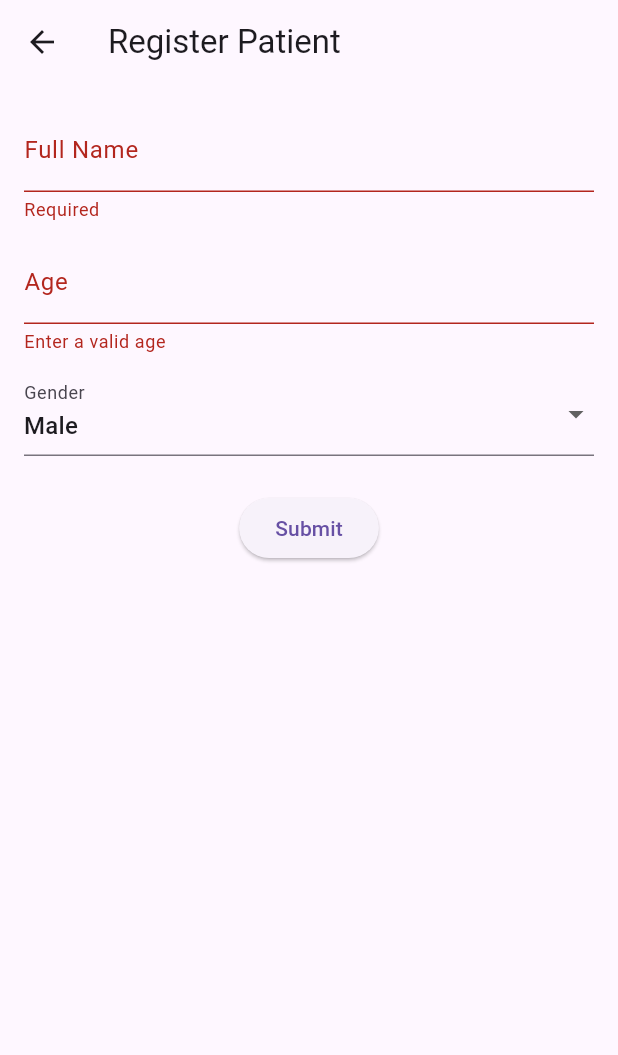
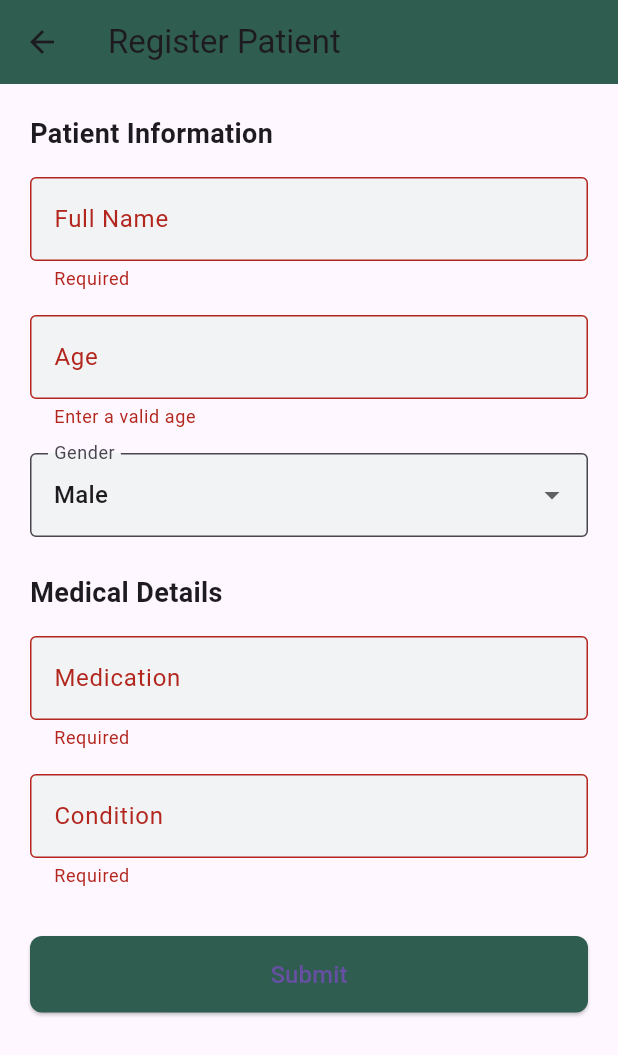
Before and after one commit to xxiimcha/meditrack, a Flutter app: the screen it shows after launch, after a tap on "Proceed to Form", after a tap on "Submit", on a phone screen of 412 x 824 dp. Shown: the top 1055 px of the screen. Run offline on Flutter 3.47's test engine with Material 3 defaults, Android fonts, the phone set to English and light mode, and no system bars; our stand-ins replace cloud_firestore, firebase_auth, firebase_core; accounts and stored records are empty; network calls fail.

Commit message:
Patient Registration added

```diff
--- a/lib/screens/home_screen.dart
+++ b/lib/screens/home_screen.dart
@@ -2,6 +2,8 @@ import 'package:flutter/material.dart';
 import 'package:http/http.dart' as http;
 import 'dart:convert';
 import '../widgets/custom_bottom_navbar.dart';
+import 'package:cloud_firestore/cloud_firestore.dart';
+import 'package:firebase_auth/firebase_auth.dart'; // ✅ for getting current user
 
 class HomeScreen extends StatefulWidget {
   @override
@@ -11,14 +13,17 @@ class HomeScreen extends StatefulWidget {
 class _HomeScreenState extends State<HomeScreen> {
   List<dynamic> predictions = [];
   bool isLoading = true;
-  bool hasPatients = false; // 🔸 Simulated patient check
+  String userName = "Loading..."; // 👈 Default until fetched
 
   Future<void> checkPatientsAndLoad() async {
-    // 🔸 Simulated check (replace with Firestore/your DB logic)
     setState(() => isLoading = true);
 
-    await Future.delayed(const Duration(milliseconds: 500)); // Simulate async
-    if (!hasPatients) {
+    try {
+      await fetchUserName(); // ✅ Get user name before checking patients
+
+      final snapshot = await FirebaseFirestore.instance.collection('patients').get();
+
+      if (snapshot.docs.isEmpty) {
         showDialog(
           context: context,
           barrierDismissible: false,
@@ -29,7 +34,7 @@ class _HomeScreenState extends State<HomeScreen> {
               TextButton(
                 onPressed: () {
                   Navigator.pop(context);
-                Navigator.pushNamed(context, '/patient_form'); // 🔸 Route to form
+                  Navigator.pushNamed(context, '/patient_form');
                 },
                 child: const Text('Proceed to Form'),
               ),
@@ -39,8 +44,27 @@ class _HomeScreenState extends State<HomeScreen> {
       } else {
         await getPredictions();
       }
+    } catch (e) {
+      print('Error checking patients: $e');
+    }
 
     setState(() => isLoading = false);
+  }
+
+  Future<void> fetchUserName() async {
+    try {
+      final user = FirebaseAuth.instance.currentUser;
+      if (user != null) {
+        final doc = await FirebaseFirestore.instance.collection('users').doc(user.uid).get();
+        if (doc.exists) {
+          setState(() {
+            userName = "${doc['first_name']} ${doc['last_name']}";
+          });
+        }
+      }
+    } catch (e) {
+      print('Error fetching user name: $e');
+    }
   }
 
   Future<void> getPredictions() async {
@@ -80,24 +104,24 @@ class _HomeScreenState extends State<HomeScreen> {
         backgroundColor: Colors.transparent,
         elevation: 0,
         toolbarHeight: 80,
-        leading: Padding(
-          padding: const EdgeInsets.only(left: 16.0),
+        leading: const Padding(
+          padding: EdgeInsets.only(left: 16.0),
           child: CircleAvatar(
             backgroundImage: NetworkImage('https://via.placeholder.com/150'),
             radius: 25,
           ),
         ),
-        title: const Text(
-          "Hello, Jane Doe",
-          style: TextStyle(
+        title: Text(
+          "Hello, $userName",
+          style: const TextStyle(
             fontSize: 20,
             fontWeight: FontWeight.bold,
             color: Colors.black,
           ),
         ),
-        actions: [
+        actions: const [
           Padding(
-            padding: const EdgeInsets.only(right: 16.0),
+            padding: EdgeInsets.only(right: 16.0),
             child: Icon(Icons.notifications, color: Colors.black),
           ),
         ],
@@ -116,7 +140,8 @@ class _HomeScreenState extends State<HomeScreen> {
                         style: TextStyle(
                           fontSize: 18,
                           fontWeight: FontWeight.bold,
-                            color: Colors.black),
+                          color: Colors.black,
+                        ),
                       ),
                       const SizedBox(height: 10),
                       Expanded(
@@ -133,8 +158,7 @@ class _HomeScreenState extends State<HomeScreen> {
                                   style: const TextStyle(fontWeight: FontWeight.bold),
                                 ),
                                 subtitle: Text("Adherence: ${medication['Adherence']}"),
-                                leading:
-                                    const Icon(Icons.medical_services, color: Colors.green),
+                                leading: const Icon(Icons.medical_services, color: Colors.green),
                               ),
                             );
                           },
--- a/lib/screens/patient_form_screen.dart
+++ b/lib/screens/patient_form_screen.dart
@@ -1,5 +1,6 @@
 import 'package:flutter/material.dart';
 import 'package:cloud_firestore/cloud_firestore.dart';
+import 'package:firebase_auth/firebase_auth.dart';
 
 class PatientFormScreen extends StatefulWidget {
   const PatientFormScreen({Key? key}) : super(key: key);
@@ -12,8 +13,10 @@ class _PatientFormScreenState extends State<PatientFormScreen> {
   final _formKey = GlobalKey<FormState>();
   final _nameController = TextEditingController();
   final _ageController = TextEditingController();
+  final _medicationController = TextEditingController();
+  final _conditionController = TextEditingController();
+
   String _gender = 'Male';
-
   bool _isLoading = false;
 
   Future<void> _submitPatient() async {
@@ -22,10 +25,17 @@ class _PatientFormScreenState extends State<PatientFormScreen> {
     setState(() => _isLoading = true);
 
     try {
+      final user = FirebaseAuth.instance.currentUser;
+
+      if (user == null) throw Exception('User not logged in');
+
       await FirebaseFirestore.instance.collection('patients').add({
+        'user_id': user.uid,
         'name': _nameController.text.trim(),
         'age': int.parse(_ageController.text),
         'gender': _gender,
+        'medication': _medicationController.text.trim(),
+        'condition': _conditionController.text.trim(),
         'created_at': Timestamp.now(),
       });
 
@@ -33,7 +43,7 @@ class _PatientFormScreenState extends State<PatientFormScreen> {
         const SnackBar(content: Text('Patient registered successfully')),
       );
 
-      Navigator.pop(context); // Back to HomeScreen
+      Navigator.pop(context);
     } catch (e) {
       print('Error saving patient: $e');
       ScaffoldMessenger.of(context).showSnackBar(
@@ -47,30 +57,54 @@ class _PatientFormScreenState extends State<PatientFormScreen> {
   @override
   Widget build(BuildContext context) {
     return Scaffold(
-      appBar: AppBar(title: const Text('Register Patient')),
-      body: Padding(
-        padding: const EdgeInsets.all(16),
+      appBar: AppBar(
+        title: const Text('Register Patient'),
+        backgroundColor: const Color(0xFF2F5D50),
+      ),
+      body: SingleChildScrollView(
+        padding: const EdgeInsets.all(20),
         child: Form(
           key: _formKey,
           child: Column(
+            crossAxisAlignment: CrossAxisAlignment.start,
             children: [
+              const Text(
+                "Patient Information",
+                style: TextStyle(fontSize: 18, fontWeight: FontWeight.bold),
+              ),
+              const SizedBox(height: 16),
               TextFormField(
                 controller: _nameController,
-                decoration: const InputDecoration(labelText: 'Full Name'),
+                decoration: const InputDecoration(
+                  labelText: 'Full Name',
+                  border: OutlineInputBorder(),
+                  filled: true,
+                  fillColor: Color(0xFFF1F3F4),
+                ),
                 validator: (value) => value!.isEmpty ? 'Required' : null,
               ),
-              const SizedBox(height: 12),
+              const SizedBox(height: 16),
               TextFormField(
                 controller: _ageController,
-                decoration: const InputDecoration(labelText: 'Age'),
+                decoration: const InputDecoration(
+                  labelText: 'Age',
+                  border: OutlineInputBorder(),
+                  filled: true,
+                  fillColor: Color(0xFFF1F3F4),
+                ),
                 keyboardType: TextInputType.number,
                 validator: (value) =>
                     value == null || int.tryParse(value) == null ? 'Enter a valid age' : null,
               ),
-              const SizedBox(height: 12),
+              const SizedBox(height: 16),
               DropdownButtonFormField<String>(
                 value: _gender,
-                decoration: const InputDecoration(labelText: 'Gender'),
+                decoration: const InputDecoration(
+                  labelText: 'Gender',
+                  border: OutlineInputBorder(),
+                  filled: true,
+                  fillColor: Color(0xFFF1F3F4),
+                ),
                 items: const [
                   DropdownMenuItem(value: 'Male', child: Text('Male')),
                   DropdownMenuItem(value: 'Female', child: Text('Female')),
@@ -78,11 +112,51 @@ class _PatientFormScreenState extends State<PatientFormScreen> {
                 onChanged: (val) => setState(() => _gender = val!),
               ),
               const SizedBox(height: 24),
-              ElevatedButton(
-                onPressed: _isLoading ? null : _submitPatient,
-                child: _isLoading
-                    ? const CircularProgressIndicator(color: Colors.white)
-                    : const Text('Submit'),
+              const Text(
+                "Medical Details",
+                style: TextStyle(fontSize: 18, fontWeight: FontWeight.bold),
+              ),
+              const SizedBox(height: 16),
+              TextFormField(
+                controller: _medicationController,
+                decoration: const InputDecoration(
+                  labelText: 'Medication',
+                  border: OutlineInputBorder(),
+                  filled: true,
+                  fillColor: Color(0xFFF1F3F4),
+                ),
+                validator: (value) => value!.isEmpty ? 'Required' : null,
+              ),
+              const SizedBox(height: 16),
+              TextFormField(
+                controller: _conditionController,
+                decoration: const InputDecoration(
+                  labelText: 'Condition',
+                  border: OutlineInputBorder(),
+                  filled: true,
+                  fillColor: Color(0xFFF1F3F4),
+                ),
+                validator: (value) => value!.isEmpty ? 'Required' : null,
+              ),
+              const SizedBox(height: 32),
+              SizedBox(
+                width: double.infinity,
+                child: ElevatedButton(
+                  onPressed: _isLoading ? null : _submitPatient,
+                  style: ElevatedButton.styleFrom(
+                    backgroundColor: const Color(0xFF2F5D50),
+                    padding: const EdgeInsets.symmetric(vertical: 14),
+                    shape: RoundedRectangleBorder(
+                      borderRadius: BorderRadius.circular(8),
+                    ),
+                  ),
+                  child: _isLoading
+                      ? const CircularProgressIndicator(color: Colors.white)
+                      : const Text(
+                          'Submit',
+                          style: TextStyle(fontSize: 16),
+                        ),
+                ),
               ),
             ],
           ),
```
Lines whose indentation alone changed are shown as unchanged.
